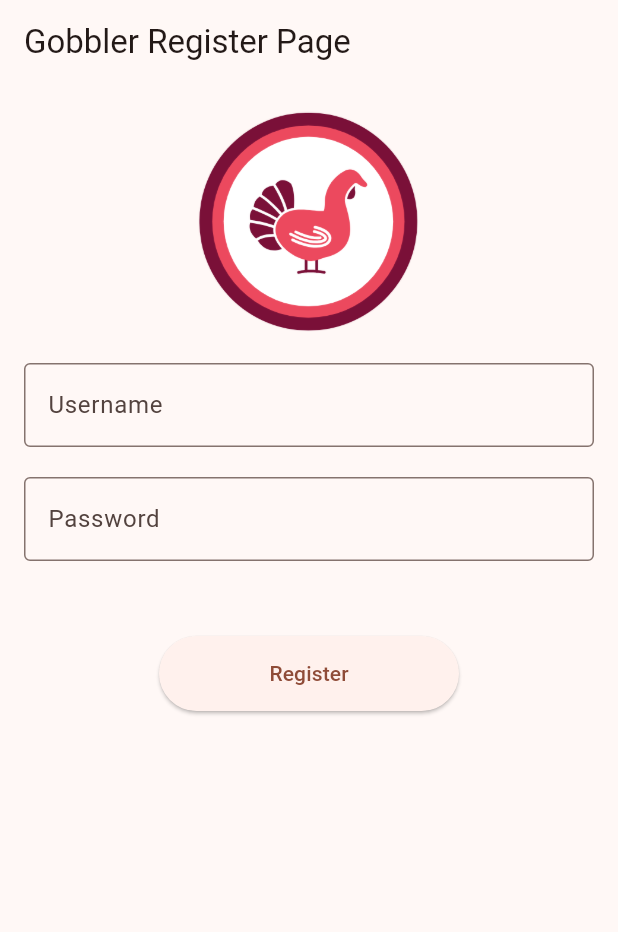
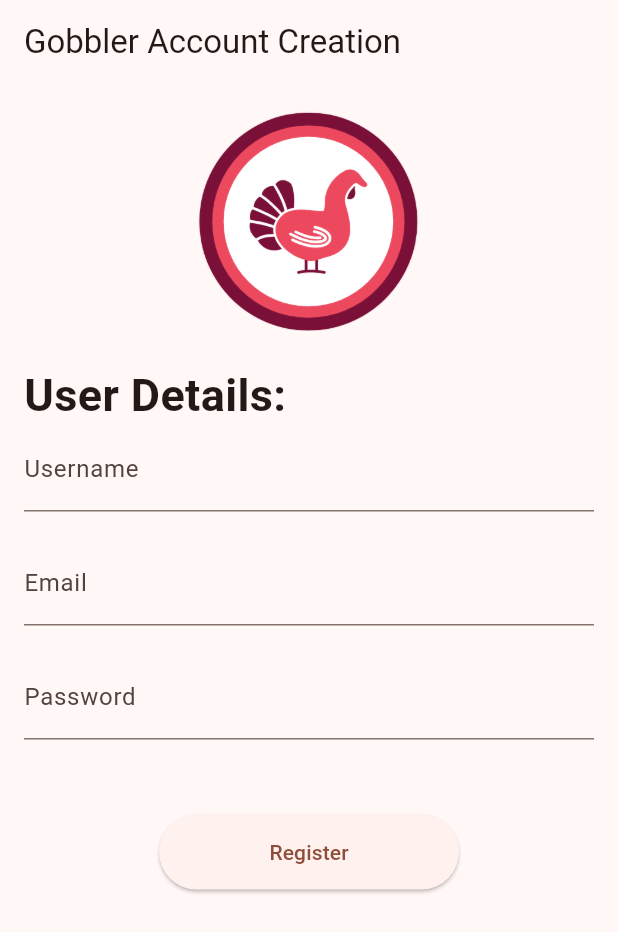
Before and after one commit to qiiiixuan/Orbital-2025-GobbleUp, a Flutter app: the GobblerRegisterPage screen opened directly, on a phone screen of 412 x 824 dp. Shown: the top 932 px of the screen. Run offline on Flutter 3.47's test engine with Material 3 defaults, Android fonts, the light colour scheme and no system bars; our stand-ins replace firebase_auth, firebase_core, firebase_database; accounts and stored records are empty; network calls fail.

Commit message:
Set up data base and auth service for gobbler and gobbled

```diff
--- a/GobbleUp/lib/src/views/pages/onboarding_pages/gobblerregisterpage.dart
+++ b/GobbleUp/lib/src/views/pages/onboarding_pages/gobblerregisterpage.dart
@@ -1,55 +1,68 @@
+import 'package:GobbleUp/src/data/constants.dart';
+import 'package:GobbleUp/src/services/database_service.dart';
+import 'package:GobbleUp/src/views/pages/home_pages/gobblerrootpage.dart';
 import 'package:firebase_auth/firebase_auth.dart';
 import 'package:flutter/material.dart';
 import 'package:GobbleUp/src/services/auth_service.dart';
 
-
 class GobblerRegisterPage extends StatefulWidget {
   const GobblerRegisterPage({super.key});
-
 
   @override
   State<GobblerRegisterPage> createState() => _GobblerRegisterPageState();
 }
 
-
 class _GobblerRegisterPageState extends State<GobblerRegisterPage> {
- TextEditingController usernameController = TextEditingController();
+  TextEditingController emailController = TextEditingController();
+    TextEditingController nameController = TextEditingController();
   TextEditingController passwordController = TextEditingController();
-
 
   @override
   void dispose() {
-   usernameController.dispose();
+    emailController.dispose();
     passwordController.dispose();
     super.dispose();
   }
 
+  void register() async {
+    try {
+      final credential = await authService.value.createUser(
+          email: emailController.text, password: passwordController.text);
 
- void register() async {
+      final uid = credential.user!.uid;
 
-  try {
-    await authService.value.createUser(email: usernameController.text,
-    password: passwordController.text
+      await DatabaseService().create(
+        path: 'Gobbler/$uid',
+        data: {
+          'username': nameController.text,
+          'email': emailController.text,
+          'savedResturants': [],
+        },
       );
-
-   popPage();
+      Navigator.pushReplacement(
+        context,
+        MaterialPageRoute(
+          builder: (context) {
+            return GobblerRootPage();
+          },
+        ),
+      );
     } on FirebaseAuthException catch (e) {
       ScaffoldMessenger.of(context).showSnackBar(
         SnackBar(content: Text('Registration failed: ${e.message}')),
       );
     }
-
   }
-
 
   void popPage() {
     Navigator.pop(context);
   }
+
   @override
   Widget build(BuildContext context) {
     return Scaffold(
       appBar: AppBar(
-       title: Text('Gobbler Register Page'),
+        title: Text('Gobbler Account Creation'),
         automaticallyImplyLeading: true,
       ),
       body: SingleChildScrollView(
@@ -66,12 +79,31 @@ class _GobblerRegisterPageState extends State<GobblerRegisterPage> {
                 ),
               ),
             ),
+
+            const SizedBox(height: 20.0),
+
+             SizedBox(
+              width: double.infinity,
+              child: Text(
+                "User Details:",
+                style: KTextStyle.titleTextStyle,
+                textAlign: TextAlign.start,
+              ),
+            ),
+
+            TextField(
+              controller: nameController,
+              decoration: InputDecoration(
+                labelText: 'Username',
+              ),
+            ),
+
             const SizedBox(height: 20.0),
             TextField(
-             controller: usernameController,
+              controller: emailController,
               decoration: InputDecoration(
-               labelText: 'Username',
-               border: OutlineInputBorder(),
+                labelText: 'Email',
+
               ),
             ),
             const SizedBox(height: 20.0),
@@ -79,13 +111,11 @@ class _GobblerRegisterPageState extends State<GobblerRegisterPage> {
               controller: passwordController,
               decoration: InputDecoration(
                 labelText: 'Password',
-               border: OutlineInputBorder(),
+
               ),
               obscureText: true,
             ),
-
             const SizedBox(height: 50.0),
-
             ElevatedButton(
               onPressed: () {
                 register();
--- a/GobbleUp/lib/src/views/pages/onboarding_pages/welcomepage.dart
+++ b/GobbleUp/lib/src/views/pages/onboarding_pages/welcomepage.dart
@@ -1,4 +1,5 @@
-import 'package:GobbleUp/src/services/auth_layout.dart';
+import 'package:GobbleUp/src/services/auth_layout_gobbler.dart';
+import 'package:GobbleUp/src/services/auth_layout_gobbled.dart';
 import 'package:GobbleUp/src/services/auth_service.dart';
 import 'package:GobbleUp/src/data/constants.dart';
 import 'package:flutter/material.dart';
@@ -81,7 +82,7 @@ class WelcomePage extends StatelessWidget {
                     onPressed: () {
                       Navigator.of(context).push(MaterialPageRoute(
                         builder: (context) {
-                          return GobbledLoginPage();
+                          return AuthLayoutGobbled();
                         },
                       ));
                     },
--- a/GobbleUp/lib/src/views/pages/profile_pages/gobbledprofilepage.dart
+++ b/GobbleUp/lib/src/views/pages/profile_pages/gobbledprofilepage.dart
@@ -2,7 +2,7 @@ import 'package:GobbleUp/src/services/auth_service.dart';
 import 'package:firebase_auth/firebase_auth.dart';
 import 'package:flutter/material.dart';
 
-import '../login_pages/welcomepage.dart';
+import '../onboarding_pages/welcomepage.dart';
 
 class GobbledProfilePage extends StatefulWidget {
   const GobbledProfilePage({super.key});
@@ -33,6 +33,7 @@ class _GobbledProfilePageState extends State<GobbledProfilePage> {
                 tooltip: 'Logout',
                 icon: Icon(Icons.logout),
                 onPressed: () {
+                  logout();
                   Navigator.of(context,rootNavigator: true).pushAndRemoveUntil(
                     MaterialPageRoute(builder: (_) => const WelcomePage()),
                     (route) => false,
@@ -41,7 +42,7 @@ class _GobbledProfilePageState extends State<GobbledProfilePage> {
               ),
               TextButton.icon(
                 onPressed: () {
-                  // logout();
+                  logout();
                   setState(() {
                     Navigator.of(context, rootNavigator: true).pushAndRemoveUntil(
                     MaterialPageRoute(builder: (_) => const WelcomePage()),
```
Also changed, not shown: GobbleUp/lib/src/services/auth_layout_gobbled.dart (renamed from GobbleUp/lib/src/services/auth_layout.dart, +7 -7 lines), GobbleUp/lib/src/services/auth_layout_gobbler.dart (added, +37 -0 lines), GobbleUp/lib/src/views/pages/home_pages/gobbledrootpage.dart (added, +70 -0 lines), GobbleUp/lib/src/views/pages/onboarding_pages/gobbledloginpage.dart (+33 -26 lines), GobbleUp/lib/src/views/pages/onboarding_pages/gobbledregisterpage.dart (+66 -7 lines), GobbleUp/lib/src/views/pages/onboarding_pages/gobblerloginpage.dart (+9 -28 lines), GobbleUp/pubspec.lock, 4 other files. Lines whose indentation alone changed are shown as unchanged.
